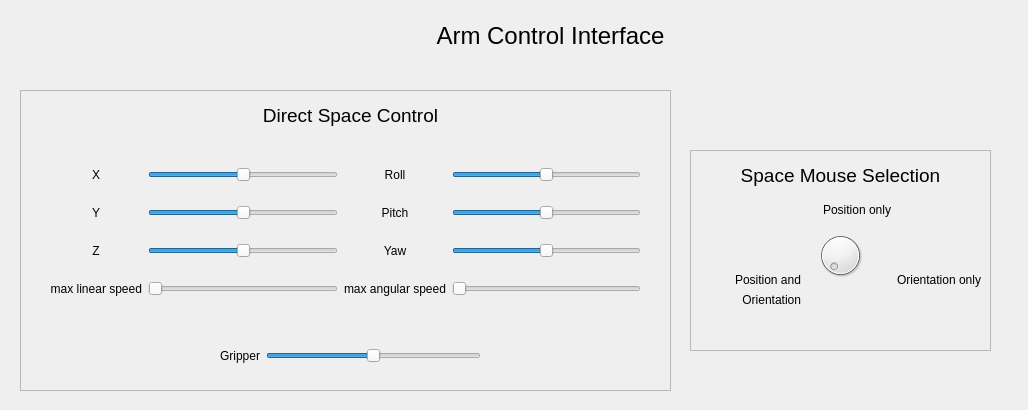
First picture: the form in libs/rqt_armcontrol/resource/rqt_armcontrol.ui, repository ORTHOPUS-EXPLORER/explorer_stack, before the edit.
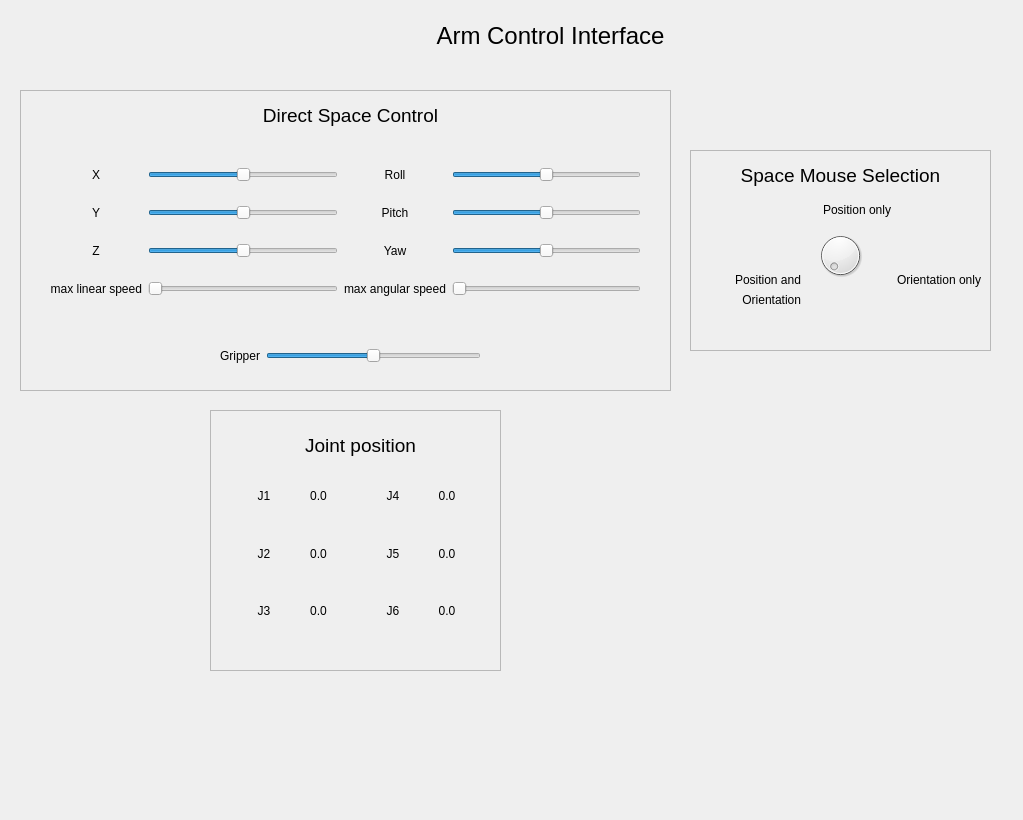
Second picture: the form after the edit.

Commit message: (feat): show joint position in GUI

```diff
--- a/libs/rqt_armcontrol/resource/rqt_armcontrol.ui
+++ b/libs/rqt_armcontrol/resource/rqt_armcontrol.ui
@@ -6,8 +6,8 @@
    <rect>
     <x>0</x>
     <y>0</y>
-    <width>1028</width>
-    <height>410</height>
+    <width>1023</width>
+    <height>820</height>
    </rect>
   </property>
   <property name="windowTitle">
@@ -461,6 +461,196 @@
     </property>
    </widget>
   </widget>
+  <widget class="QFrame" name="frame_3">
+   <property name="geometry">
+    <rect>
+     <x>210</x>
+     <y>410</y>
+     <width>291</width>
+     <height>261</height>
+    </rect>
+   </property>
+   <property name="autoFillBackground">
+    <bool>false</bool>
+   </property>
+   <property name="frameShape">
+    <enum>QFrame::StyledPanel</enum>
+   </property>
+   <property name="frameShadow">
+    <enum>QFrame::Raised</enum>
+   </property>
+   <widget class="QWidget" name="gridLayoutWidget_2">
+    <property name="geometry">
+     <rect>
+      <x>30</x>
+      <y>60</y>
+      <width>231</width>
+      <height>167</height>
+     </rect>
+    </property>
+    <layout class="QGridLayout" name="gridLayout_2">
+     <item row="3" column="0">
+      <widget class="QLabel" name="label_21">
+       <property name="text">
+        <string>J3</string>
+       </property>
+       <property name="alignment">
+        <set>Qt::AlignCenter</set>
+       </property>
+      </widget>
+     </item>
+     <item row="1" column="1">
+      <widget class="QLabel" name="J2_pos">
+       <property name="text">
+        <string>0.0</string>
+       </property>
+       <property name="alignment">
+        <set>Qt::AlignCenter</set>
+       </property>
+      </widget>
+     </item>
+     <item row="0" column="1">
+      <widget class="QLabel" name="J1_pos">
+       <property name="text">
+        <string>0.0</string>
+       </property>
+       <property name="alignment">
+        <set>Qt::AlignCenter</set>
+       </property>
+      </widget>
+     </item>
+     <item row="1" column="0">
+      <widget class="QLabel" name="label_19">
+       <property name="text">
+        <string>J2</string>
+       </property>
+       <property name="alignment">
+        <set>Qt::AlignCenter</set>
+       </property>
+      </widget>
+     </item>
+     <item row="3" column="3">
+      <widget class="QLabel" name="label_18">
+       <property name="text">
+        <string>J6</string>
+       </property>
+       <property name="alignment">
+        <set>Qt::AlignCenter</set>
+       </property>
+      </widget>
+     </item>
+     <item row="0" column="0">
+      <widget class="QLabel" name="label_3">
+       <property name="text">
+        <string>J1</string>
+       </property>
+       <property name="alignment">
+        <set>Qt::AlignCenter</set>
+       </property>
+      </widget>
+     </item>
+     <item row="3" column="1">
+      <widget class="QLabel" name="J3_pos">
+       <property name="text">
+        <string>0.0</string>
+       </property>
+       <property name="alignment">
+        <set>Qt::AlignCenter</set>
+       </property>
+      </widget>
+     </item>
+     <item row="3" column="4">
+      <widget class="QLabel" name="J6_pos">
+       <property name="text">
+        <string>0.0</string>
+       </property>
+       <property name="alignment">
+        <set>Qt::AlignCenter</set>
+       </property>
+      </widget>
+     </item>
+     <item row="0" column="3">
+      <widget class="QLabel" name="label_20">
+       <property name="text">
+        <string>J4</string>
+       </property>
+       <property name="alignment">
+        <set>Qt::AlignCenter</set>
+       </property>
+      </widget>
+     </item>
+     <item row="1" column="3">
+      <widget class="QLabel" name="label_22">
+       <property name="text">
+        <string>J5</string>
+       </property>
+       <property name="alignment">
+        <set>Qt::AlignCenter</set>
+       </property>
+      </widget>
+     </item>
+     <item row="1" column="4">
+      <widget class="QLabel" name="J5_pos">
+       <property name="text">
+        <string>0.0</string>
+       </property>
+       <property name="alignment">
+        <set>Qt::AlignCenter</set>
+       </property>
+      </widget>
+     </item>
+     <item row="0" column="4">
+      <widget class="QLabel" name="J4_pos">
+       <property name="text">
+        <string>0.0</string>
+       </property>
+       <property name="alignment">
+        <set>Qt::AlignCenter</set>
+       </property>
+      </widget>
+     </item>
+     <item row="0" column="2">
+      <spacer name="spacer">
+       <property name="orientation">
+        <enum>Qt::Horizontal</enum>
+       </property>
+       <property name="sizeType">
+        <enum>QSizePolicy::Fixed</enum>
+       </property>
+       <property name="sizeHint" stdset="0">
+        <size>
+         <width>20</width>
+         <height>0</height>
+        </size>
+       </property>
+      </spacer>
+     </item>
+    </layout>
+   </widget>
+   <widget class="QLabel" name="label_25">
+    <property name="geometry">
+     <rect>
+      <x>20</x>
+      <y>20</y>
+      <width>261</width>
+      <height>31</height>
+     </rect>
+    </property>
+    <property name="font">
+     <font>
+      <pointsize>18</pointsize>
+      <weight>50</weight>
+      <bold>false</bold>
+     </font>
+    </property>
+    <property name="text">
+     <string>&lt;html&gt;&lt;head/&gt;&lt;body&gt;&lt;p&gt;&lt;span style=&quot; font-size:14pt;&quot;&gt;Joint position&lt;/span&gt;&lt;/p&gt;&lt;/body&gt;&lt;/html&gt;</string>
+    </property>
+    <property name="alignment">
+     <set>Qt::AlignCenter</set>
+    </property>
+   </widget>
+  </widget>
   <zorder>frame</zorder>
   <zorder>label_12</zorder>
   <zorder>frame_2</zorder>
```
Left out of the diff: 1 changed line with no effect on the pictures. The commit also changes 3 other files.
